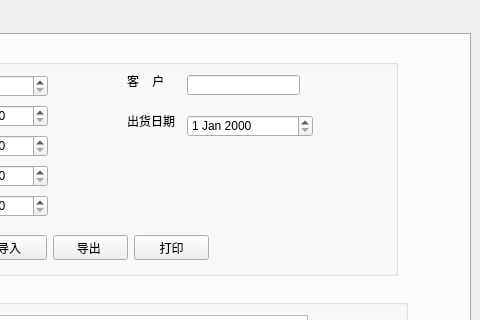
Qt form mainwindow.ui (YanhuiLu89/customermgsys) before a commit; both pictures show x 474 to 954 and y 0 to 320 of the 954 by 700 pixel window.
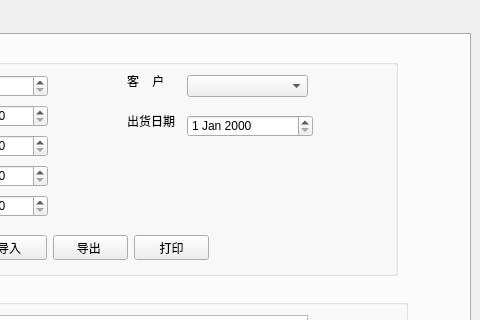
The same form after that commit.

Commit message: 销货管理界面完善功能

Diff of the .ui file:
```diff
--- a/mainwindow.ui
+++ b/mainwindow.ui
@@ -1227,13 +1227,13 @@
           <string>客    户</string>
          </property>
         </widget>
-        <widget class="QLineEdit" name="sell_customer_lineEdit">
+        <widget class="QComboBox" name="sell_customer_comboBox">
          <property name="geometry">
           <rect>
            <x>640</x>
            <y>30</y>
-           <width>113</width>
-           <height>20</height>
+           <width>121</width>
+           <height>22</height>
           </rect>
          </property>
         </widget>
```
Left out of the diff: 34 changed lines with no effect on the pictures. The commit also changes 2 other files.
